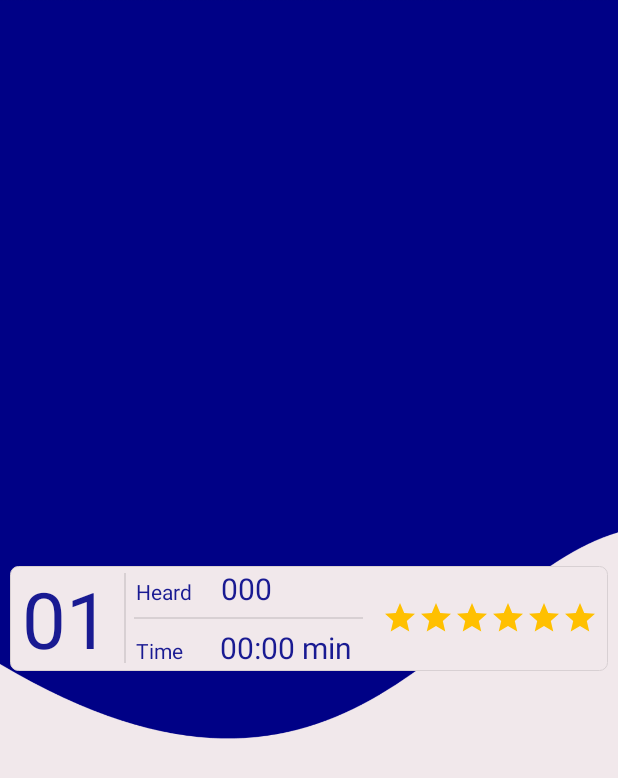
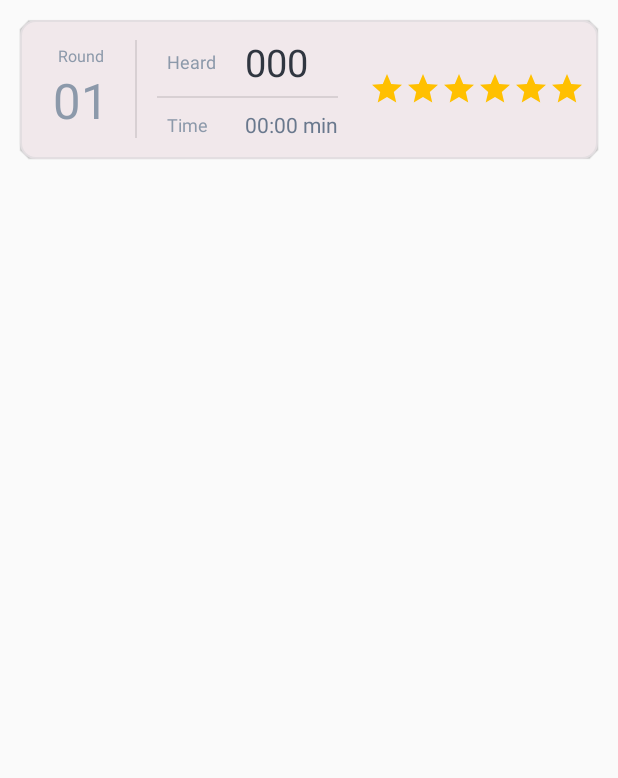
Before and after one commit to folkwhitefieldappdevelopment/chantingworkingapp, an Android app: the layout history_list_row_view_activity.xml on its own in the app's theme, with its tools: preview values and no code run, on a phone screen of 412 x 824 dp. Shown: the top 778 px of the screen. Run offline under Robolectric (Android 15) with nearby library versions, the phone set to English and light mode, and no system bars.

Commit message:
Pushing code related history view and history data store - Initial commit

```diff
--- a/app/src/main/java/com/iskcon/folk/app/chantandhear/constant/ApplicationConstants.java
+++ b/app/src/main/java/com/iskcon/folk/app/chantandhear/constant/ApplicationConstants.java
@@ -1,7 +1,7 @@
 package com.iskcon.folk.app.chantandhear.constant;
 
 public enum ApplicationConstants {
-    TOTAL_BEADS(108),
+    TOTAL_BEADS(3),
     TOTAL_ROUND(16),
     TOTAL_BEADS_IN_A_MILESTONE(16),
     PANCHA_TATTVA_MANTRA_DURATION(6445L),
--- /dev/null
+++ b/app/src/main/res/drawable/history_list_view_row_bg.xml
@@ -0,0 +1,7 @@
+<!-- res/drawable/myrect.xml -->
+<shape xmlns:android="http://schemas.android.com/apk/res/android"
+    android:shape="rectangle">
+    <solid android:color="@color/ch_light_color" />
+    <corners android:radius="10dp" />
+    <stroke android:color="#E3DEE1" android:width="1dp"/>
+</shape>
--- a/app/src/main/res/layout/history_list_row_view_activity.xml
+++ b/app/src/main/res/layout/history_list_row_view_activity.xml
@@ -1,91 +1,79 @@
 <?xml version="1.0" encoding="utf-8"?>
-<androidx.constraintlayout.widget.ConstraintLayout xmlns:android="http://schemas.android.com/apk/res/android"
+<LinearLayout xmlns:android="http://schemas.android.com/apk/res/android"
     xmlns:app="http://schemas.android.com/apk/res-auto"
-    xmlns:tools="http://schemas.android.com/tools"
-    android:layout_width="match_parent"
-    android:layout_height="match_parent"
-    android:background="@drawable/welcome_page_bg">
-    <!--    <androidx.cardview.widget.CardView-->
-    <!--        android:layout_width="wrap_content"-->
-    <!--        android:layout_height="@dimen/_100sdp"-->
-    <!--        android:layout_marginTop="3dp"-->
-    <!--        android:layout_marginBottom="3dp"-->
-    <!--        app:layout_constraintBottom_toBottomOf="parent"-->
-    <!--        app:layout_constraintEnd_toEndOf="parent"-->
-    <!--        app:layout_constraintStart_toStartOf="parent"-->
-    <!--        app:layout_constraintTop_toTopOf="parent">-->
-    <LinearLayout
     android:layout_width="match_parent"
     android:layout_height="wrap_content"
-        android:layout_margin="@dimen/_5sdp"
-        android:layout_marginTop="10sp"
-        android:background="@drawable/main_activity_count_bg"
-
+    android:background="@drawable/history_list_view_row_bg"
     android:orientation="vertical"
-        app:layout_constraintBottom_toBottomOf="parent"
-        app:layout_constraintEnd_toEndOf="parent"
-        app:layout_constraintStart_toStartOf="parent"
-        app:layout_constraintTop_toTopOf="parent">
-
-
+    android:padding="@dimen/_4sdp"
+    android:elevation="0.5dp"
+    android:layout_margin="@dimen/_10sdp">
     <!-- Horizontal layout for counts -->
     <LinearLayout
         android:layout_width="match_parent"
         android:layout_height="wrap_content"
         android:gravity="center"
         android:orientation="horizontal">
-
         <!-- Heard count layout -->
         <LinearLayout
-                android:layout_width="wrap_content"
+            android:layout_width="@dimen/_55sdp"
             android:layout_height="wrap_content"
-                android:layout_weight="1"
             android:gravity="center"
-                android:orientation="vertical"
-                android:padding="0dp">
+            android:orientation="vertical">
 
+            <LinearLayout
+                android:layout_width="match_parent"
+                android:layout_height="wrap_content"
+                android:orientation="vertical">
+
+                <TextView
+                    android:id="@+id/roundIdTextViewLabel"
+                    android:layout_width="match_parent"
+                    android:layout_height="wrap_content"
+                    android:text="Round"
+                    android:textAlignment="center"
+                    android:textColor="@color/history_list_row_view_round_number"
+                    android:textSize="@dimen/_8sdp" />
 
                 <TextView
                     android:id="@+id/roundIdTextView"
                     android:layout_width="match_parent"
                     android:layout_height="wrap_content"
-                    android:layout_marginStart="@dimen/_4sdp"
                     android:text="01"
-                    android:textColor="@color/ch_dark_color"
-                    android:textSize="@dimen/_40sdp" />
-
+                    android:textAlignment="center"
+                    android:textColor="@color/history_list_row_view_round_number"
+                    android:textSize="@dimen/_25sdp" />
+            </LinearLayout>
         </LinearLayout>
 
         <!-- Space between count layouts -->
         <View
             android:layout_width="1dp"
-                android:layout_height="60sp"
+            android:layout_height="65sp"
             android:background="@color/ch_counter_border_dark" />
 
-            <!-- SPD count layout -->
         <LinearLayout
             android:layout_width="wrap_content"
             android:layout_height="wrap_content"
             android:layout_gravity="center"
-                android:layout_weight="1"
-                android:gravity="center"
-                android:orientation="vertical"
-                android:padding="0dp">
+            android:layout_marginStart="@dimen/_10sdp"
+            android:orientation="vertical">
 
             <LinearLayout
-                    android:layout_width="match_parent"
+                android:layout_width="wrap_content"
                 android:layout_height="wrap_content"
-                    android:layout_weight="1"
+                android:gravity="center"
                 android:orientation="horizontal"
-                    android:padding="0dp">
+                android:paddingTop="@dimen/_4sdp"
+                android:paddingBottom="@dimen/_4sdp">
 
                 <TextView
                     android:layout_width="wrap_content"
                     android:layout_height="wrap_content"
                     android:paddingStart="@dimen/_5sdp"
                     android:text="Heard"
-                        android:textColor="@color/ch_dark_color"
-                        android:textSize="14sp" />
+                    android:textColor="@color/history_list_row_view_label_text"
+                    android:textSize="12sp" />
 
                 <TextView
                     android:id="@+id/heardCountTextView"
@@ -95,21 +83,29 @@
                     android:paddingStart="@dimen/_15sdp"
                     android:text="000"
                     android:textAlignment="textStart"
-                        android:textColor="@color/ch_dark_color"
-                        android:textSize="20sp" />
+                    android:textColor="@color/history_list_row_view_heardCount_value"
+                    android:textSize="25sp" />
             </LinearLayout>
+
+            <LinearLayout
+                android:layout_width="match_parent"
+                android:layout_height="@dimen/_1sdp"
+                android:gravity="center"
+                android:orientation="horizontal">
 
                 <View
                     android:layout_width="match_parent"
                     android:layout_height="@dimen/_1sdp"
-                    android:layout_margin="5sp"
                     android:background="@color/ch_counter_border_dark" />
+            </LinearLayout>
 
             <LinearLayout
                 android:layout_width="wrap_content"
                 android:layout_height="wrap_content"
-                    android:layout_gravity="left"
-                    android:orientation="horizontal">
+                android:gravity="center"
+                android:orientation="horizontal"
+                android:paddingTop="@dimen/_6sdp"
+                android:paddingBottom="@dimen/_6sdp">
 
                 <TextView
                     android:id="@+id/spChanting"
@@ -119,8 +115,8 @@
                     android:paddingStart="@dimen/_5sdp"
                     android:text="Time"
                     android:textAlignment="textStart"
-                        android:textColor="@color/ch_dark_color"
-                        android:textSize="14sp" />
+                    android:textColor="@color/history_list_row_view_label_text"
+                    android:textSize="12sp" />
 
                 <TextView
                     android:id="@+id/timeTakenTextView"
@@ -130,11 +126,9 @@
                     android:paddingStart="@dimen/_19sdp"
                     android:text="00:00 min"
                     android:textAlignment="textStart"
-                        android:textColor="@color/ch_dark_color"
-                        android:textSize="20sp" />
+                    android:textColor="@color/history_list_row_view_timeTaken_value"
+                    android:textSize="14sp" />
             </LinearLayout>
-
-
         </LinearLayout>
 
         <View
@@ -144,87 +138,47 @@
             android:visibility="invisible" />
 
         <LinearLayout
-                android:layout_width="wrap_content"
+            android:layout_width="0dp"
             android:layout_height="wrap_content"
+            android:layout_marginStart="@dimen/_15sdp"
             android:layout_weight="1"
-                android:gravity="center"
-                android:orientation="horizontal"
-                android:padding="0dp">
+            android:orientation="horizontal">
 
             <ImageView
                 android:layout_width="wrap_content"
                 android:layout_height="wrap_content"
-                    android:background="@drawable/baseline_star_24" />
+                android:background="@drawable/baseline_star_24"
+                android:contentDescription="@string/star" />
 
             <ImageView
                 android:layout_width="wrap_content"
                 android:layout_height="wrap_content"
-                    android:background="@drawable/baseline_star_24" />
+                android:background="@drawable/baseline_star_24"
+                android:contentDescription="@string/star" />
 
             <ImageView
                 android:layout_width="wrap_content"
                 android:layout_height="wrap_content"
-                    android:background="@drawable/baseline_star_24" />
+                android:background="@drawable/baseline_star_24"
+                android:contentDescription="@string/star" />
 
             <ImageView
                 android:layout_width="wrap_content"
                 android:layout_height="wrap_content"
-                    android:background="@drawable/baseline_star_24" />
+                android:background="@drawable/baseline_star_24"
+                android:contentDescription="@string/star" />
 
             <ImageView
                 android:layout_width="wrap_content"
                 android:layout_height="wrap_content"
-                    android:background="@drawable/baseline_star_24" />
+                android:background="@drawable/baseline_star_24"
+                android:contentDescription="@string/star" />
 
             <ImageView
                 android:layout_width="wrap_content"
                 android:layout_height="wrap_content"
-                    android:background="@drawable/baseline_star_24" />
-
-
+                android:background="@drawable/baseline_star_24"
+                android:contentDescription="@string/star" />
         </LinearLayout>
     </LinearLayout>
-
-
-        <!-- Level layout -->
-        <!--            <LinearLayout-->
-        <!--                android:layout_width="150sp"-->
-        <!--                android:layout_height="match_parent"-->
-        <!--                android:layout_marginTop="6dp"-->
-        <!--                android:gravity="start"-->
-        <!--                android:orientation="horizontal">-->
-
-        <!--                <TextView-->
-        <!--                    android:layout_width="wrap_content"-->
-        <!--                    android:layout_height="wrap_content"-->
-        <!--                    android:layout_gravity="center"-->
-        <!--                    android:layout_marginStart="15sp"-->
-        <!--                    android:layout_weight="1"-->
-        <!--                    android:fontFamily="@font/hind"-->
-        <!--                    android:text="Rating"-->
-        <!--                    android:textColor="@color/ch_dark_color"-->
-        <!--                    android:textSize="15sp" />-->
-
-
-        <!--                    <Button-->
-        <!--                        android:layout_width="10sp"-->
-        <!--                        android:layout_height="wrap_content"-->
-        <!--                        android:layout_gravity="center"-->
-        <!--                        android:layout_marginEnd="20sp"-->
-        <!--                        android:layout_weight="1"-->
-
-        <!--                        android:background="#01C81B"-->
-        <!--                        android:fontFamily="@font/hind"-->
-        <!--                        android:gravity="center"-->
-        <!--                        android:text=""-->
-        <!--                        android:textColor="@color/ch_dark_color"-->
-        <!--                        android:textSize="30sp" />-->
-
-
-        <!--                </LinearLayout>-->
 </LinearLayout>
-
-
-    <!--    </androidx.cardview.widget.CardView>-->
-
-</androidx.constraintlayout.widget.ConstraintLayout>
--- a/app/src/main/res/values/colors.xml
+++ b/app/src/main/res/values/colors.xml
@@ -147,4 +147,9 @@
     <color name="ch_media_player_border_dark">#4c4daa</color>
     <color name="ch_counter_border_dark">#d8d0d3</color>
     <color name="login_activity_welcome_message">#F1E8EB</color>
+    <color name="history_list_view_header">#DBD4D9</color>
+    <color name="history_list_row_view_round_number">#8C99AA</color>
+    <color name="history_list_row_view_label_text">#8C99AA</color>
+    <color name="history_list_row_view_heardCount_value">#303640</color>
+    <color name="history_list_row_view_timeTaken_value">#69788D</color>
 </resources>
--- a/app/src/main/res/values/strings.xml
+++ b/app/src/main/res/values/strings.xml
@@ -19,6 +19,7 @@
     <string name="level">Level</string>
     <string name="heard_button">Heard button</string>
     <string name="milestone_wise_heard_count">Milestone wise heard count</string>
+    <string name="star">Star</string>
     <string-array name="playback_speed_options">
         <item>0.75x</item>
         <item>1.0x</item>
```
Also changed, not shown: app/src/main/java/com/iskcon/folk/app/chantandhear/LevelSelectionActivity.java (+13 -2 lines), app/src/main/java/com/iskcon/folk/app/chantandhear/ReadWriteContactDetails.java (deleted, +0 -17 lines), app/src/main/java/com/iskcon/folk/app/chantandhear/RegisterActivity.java (+17 -22 lines), app/src/main/java/com/iskcon/folk/app/chantandhear/dao/ChantingDataDao.java (+54 -27 lines), app/src/main/java/com/iskcon/folk/app/chantandhear/service/HistoryButtonClickHandler.java (+66 -27 lines), app/src/main/java/com/iskcon/folk/app/chantandhear/service/HistoryListActivityHandler.java (deleted, +0 -33 lines), app/src/main/java/com/iskcon/folk/app/chantandhear/service/mediaplayer/HkMantraClickHandler.java (+11 -14 lines), app/src/main/res/layout/history_list_view_activity.xml (+51 -2 lines), app/src/main/res/drawable/ch_background_light_3.png. Lines whose indentation alone changed are shown as unchanged.
